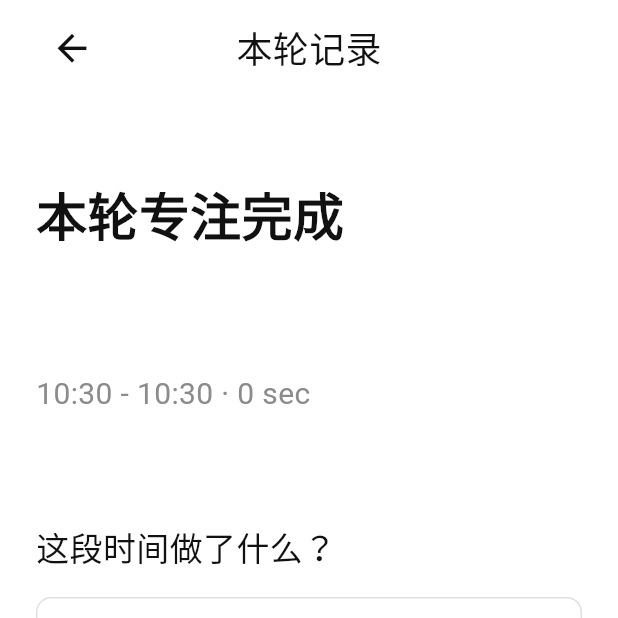
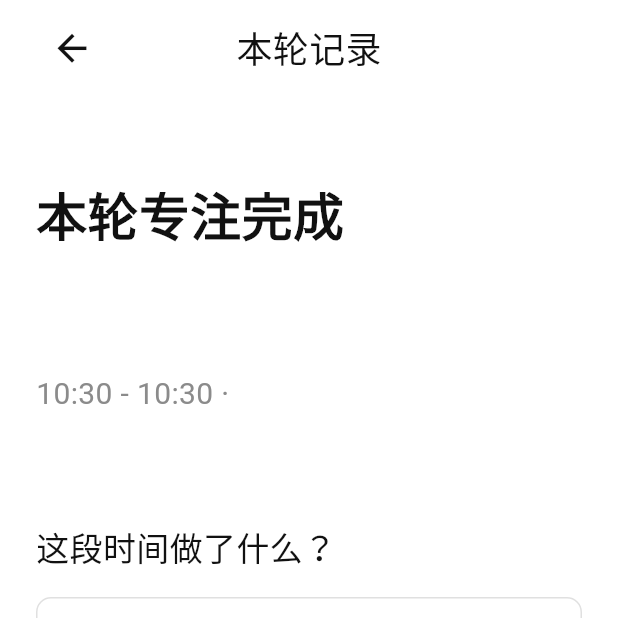
Before and after one commit to william-watson1024/Chrona, a Flutter app: the FocusNoteScreen screen opened directly with empty values, on a phone screen of 412 x 824 dp, the top half of it. Run offline on Flutter 3.47's test engine with Material 3 defaults, Android fonts, the phone set to English and light mode, and no system bars; our stand-ins replace flutter_local_notifications, shared_preferences, sqflite, timezone; accounts and stored records are empty; statements that could not run were skipped.

Commit message:
feat: 优化任务时长格式化逻辑，使用统一的格式化函数提升代码可读性

```diff
--- a/lib/utils/focus_formatters.dart
+++ b/lib/utils/focus_formatters.dart
@@ -5,11 +5,21 @@ String formatFocusTime(DateTime time) {
 
 String formatFocusDuration(int seconds) {
   final safeSeconds = seconds < 0 ? 0 : seconds;
-  final minutes = safeSeconds ~/ 60;
+  final hours = safeSeconds ~/ Duration.secondsPerHour;
+  final minutes = (safeSeconds % Duration.secondsPerHour) ~/ 60;
   final remainingSeconds = safeSeconds % 60;
-  if (minutes == 0) return '$remainingSeconds sec';
-  if (remainingSeconds == 0) return '$minutes min';
-  return '$minutes min $remainingSeconds sec';
+  if (hours > 0) {
+    final result = StringBuffer('${hours}h');
+    if (minutes > 0) result.write('${minutes}m');
+    if (remainingSeconds > 0) result.write('${remainingSeconds}s');
+    return result.toString();
+  }
+  if (minutes > 0) {
+    final result = StringBuffer('${minutes}m');
+    if (remainingSeconds > 0) result.write('${remainingSeconds}s');
+    return result.toString();
+  }
+  return remainingSeconds > 0 ? '${remainingSeconds}s' : '';
 }
 
 String formatFocusHoursMinutes(int seconds) {
@@ -17,7 +27,8 @@ String formatFocusHoursMinutes(int seconds) {
   final hours = safeSeconds ~/ Duration.secondsPerHour;
   final minutes = (safeSeconds % Duration.secondsPerHour) ~/ 60;
   if (hours == 0) return '${minutes}m';
-  return '${hours}h ${minutes}m';
+  if (minutes == 0) return '${hours}h';
+  return '${hours}h${minutes}m';
 }
 
 DateTime startOfFocusWeek(DateTime date) {
```
Also changed, not shown: lib/screens/today/today_screen.dart (+1 -16 lines).
